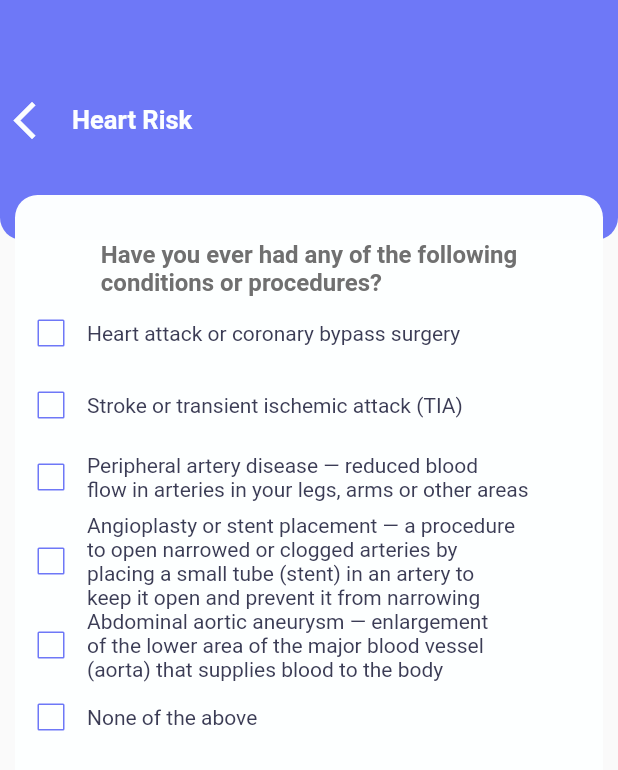
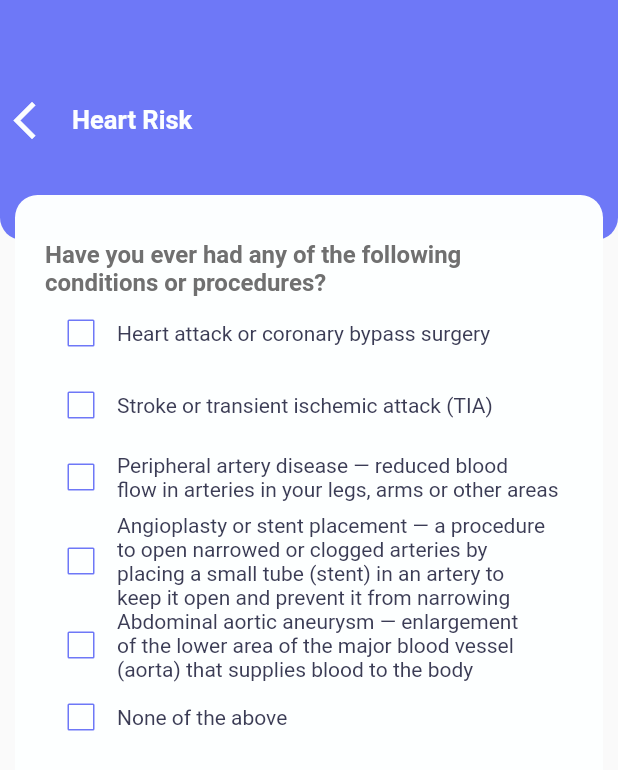
Before and after one commit to NourSabry/nabbda, a Flutter app: the HeartRiskCheckBoxScreen screen opened directly, on a phone screen of 412 x 824 dp. Shown: the top 770 px of the screen. Run offline on Flutter 3.47's test engine with Material 2 defaults, Android fonts, the phone set to English and light mode, and no system bars; our stand-ins replace auto_size_text, fl_chart, flutter_svg, font_awesome_flutter, get, google_maps_flutter and 3 more; missing offline and left inert: chart_sparkline, custom_timer.

Commit message:
finish last

```diff
--- a/lib/components/container_details_selectTime.dart
+++ b/lib/components/container_details_selectTime.dart
@@ -3,7 +3,7 @@ import 'package:nabbda/components/button_feedback.dart';
 import 'package:nabbda/components/description_booking_doctor.dart';
 import 'package:nabbda/components/details_booking_time.dart';
 import 'package:nabbda/components/details_other_select_time.dart';
-import 'package:nabbda/components/textfield.dart';
+import 'package:nabbda/components/text_field.dart';
 import 'package:nabbda/constants.dart';
 
 class ContainerDetailsSelectTime extends StatelessWidget {
--- a/lib/screens/calculate_bmr.dart
+++ b/lib/screens/calculate_bmr.dart
@@ -37,6 +37,7 @@ class CalculateBmrScreen extends StatelessWidget {
                       child: Text(
                         "Your daily calorie needs are\n2,344 calories",
                         style: Style.textStyleBmiScreen,
+                        textAlign: TextAlign.center,
                       ),
                     ),
                     Padding(
@@ -47,7 +48,7 @@ class CalculateBmrScreen extends StatelessWidget {
                       ),
                     ),
                     Padding(
-                      padding: const EdgeInsets.only(top: 30),
+                      padding: const EdgeInsets.only(top: 30, left: 20),
                       child: Align(
                         alignment: Alignment.bottomLeft,
                         child: Text(
--- a/lib/screens/change_password.dart
+++ b/lib/screens/change_password.dart
@@ -1,7 +1,7 @@
 import 'package:flutter/cupertino.dart';
 import 'package:flutter/material.dart';
 import 'package:nabbda/components/button.dart';
-import 'package:nabbda/components/textfield.dart';
+import 'package:nabbda/components/text_field.dart';
 import 'package:nabbda/utility/alerts.dart';
 
 class ChangePasswordScreen extends StatelessWidget {
--- a/lib/screens/enter_code_screen.dart
+++ b/lib/screens/enter_code_screen.dart
@@ -3,7 +3,7 @@ import 'package:flutter_svg/flutter_svg.dart';
 import 'package:get/get.dart';
 import 'package:nabbda/components/appbar_with_icon_lable.dart';
 import 'package:nabbda/components/button.dart';
-import 'package:nabbda/components/textfield.dart';
+import 'package:nabbda/components/text_field.dart';
 import 'package:nabbda/constants.dart';
 import 'package:custom_timer/custom_timer.dart';
 import 'package:nabbda/controller/enter_code_controller.dart';
--- a/lib/screens/forget_password_screen.dart
+++ b/lib/screens/forget_password_screen.dart
@@ -4,7 +4,7 @@ import 'package:get/get.dart';
 import 'package:get/get_rx/src/rx_types/rx_types.dart';
 import 'package:nabbda/components/appbar_with_icon_lable.dart';
 import 'package:nabbda/components/button.dart';
-import 'package:nabbda/components/textfield.dart';
+import 'package:nabbda/components/text_field.dart';
 import 'package:nabbda/constants.dart';
 import 'package:nabbda/controller/forget_password_controller.dart';
 import 'package:nabbda/screens/enter_code_screen.dart';
--- a/lib/screens/heart_risk_checkbox.dart
+++ b/lib/screens/heart_risk_checkbox.dart
@@ -24,7 +24,10 @@ class HeartRiskCheckBoxScreen extends StatelessWidget {
               child: Material(
                 color: K.WhiteColor,
                 borderRadius: BorderRadius.circular(15),
+                child: Padding(
+                  padding: const EdgeInsets.symmetric(horizontal: 20),
                   child: Column(
+                    crossAxisAlignment: CrossAxisAlignment.start,
                     children: [
                       SizedBox(
                         height: 30,
@@ -42,6 +45,9 @@ class HeartRiskCheckBoxScreen extends StatelessWidget {
                                     value: _controller.value[index],
                                     onChanged: (bool? v) {
                                       _controller.value[index] = v!;
+                                      if (index == 0) {
+                                        print(1);
+                                      }
                                     },
                                     activeColor: K.mainColor,
                                     side: BorderSide(color: K.mainColor),
@@ -59,6 +65,7 @@ class HeartRiskCheckBoxScreen extends StatelessWidget {
                     ],
                   ),
                 ),
+              ),
             )
           ],
         ),
--- a/lib/screens/login_screen.dart
+++ b/lib/screens/login_screen.dart
@@ -8,7 +8,7 @@ import 'package:nabbda/screens/register_screen.dart';
 import 'package:nabbda/colors.dart';
 import 'package:nabbda/components/appbar_with_icon_lable.dart';
 import 'package:nabbda/components/button.dart';
-import 'package:nabbda/components/textfield.dart';
+import 'package:nabbda/components/text_field.dart';
 import 'package:nabbda/constants.dart';
 
 class LoginScreen extends StatelessWidget {
--- a/lib/screens/new_password_screen.dart
+++ b/lib/screens/new_password_screen.dart
@@ -2,7 +2,7 @@ import 'package:flutter/material.dart';
 import 'package:get/get.dart';
 import 'package:nabbda/components/appbar_with_icon_lable.dart';
 import 'package:nabbda/components/button.dart';
-import 'package:nabbda/components/textfield.dart';
+import 'package:nabbda/components/text_field.dart';
 import 'package:nabbda/constants.dart';
 import 'package:nabbda/screens/Home.dart';
 import 'package:nabbda/utility/alerts.dart';
--- a/lib/screens/payment_method_screen.dart
+++ b/lib/screens/payment_method_screen.dart
@@ -2,7 +2,7 @@ import 'package:flutter/material.dart';
 import 'package:get/get.dart';
 import 'package:nabbda/components/appbar_with_icon_lable.dart';
 import 'package:nabbda/components/button.dart';
-import 'package:nabbda/components/textfield.dart';
+import 'package:nabbda/components/text_field.dart';
 import 'package:nabbda/constants.dart';
 import 'package:nabbda/controller/payment_method_controller.dart';
 import 'package:nabbda/screens/checkout_screen.dart';
--- a/lib/screens/register_screen.dart
+++ b/lib/screens/register_screen.dart
@@ -6,7 +6,7 @@ import 'package:nabbda/components/appbar_with_icon_lable.dart';
 import 'package:nabbda/components/button.dart';
 import 'package:nabbda/components/container_image_profile.dart';
 import 'package:nabbda/components/date_birth_alert.dart';
-import 'package:nabbda/components/textfield.dart';
+import 'package:nabbda/components/text_field.dart';
 import 'package:nabbda/constants.dart';
 import 'package:nabbda/screens/forget_password_screen.dart';
 import 'package:nabbda/screens/login_screen.dart';
--- a/pubspec.yaml
+++ b/pubspec.yaml
@@ -37,7 +37,6 @@ dependencies:
   percent_indicator: ^3.4.0
   smooth_page_indicator: ^1.0.0+2
   fl_chart: ^0.40.2
-  flutter_balloon_slider: ^0.1.1
   carousel_slider: ^4.0.0
 
 
```
Also changed, not shown: lib/screens/caculate_bmi_screen.dart (+13 -11 lines), lib/components/text_field.dart (renamed from lib/components/textfield.dart), pubspec.lock. Lines whose indentation alone changed are shown as unchanged.
